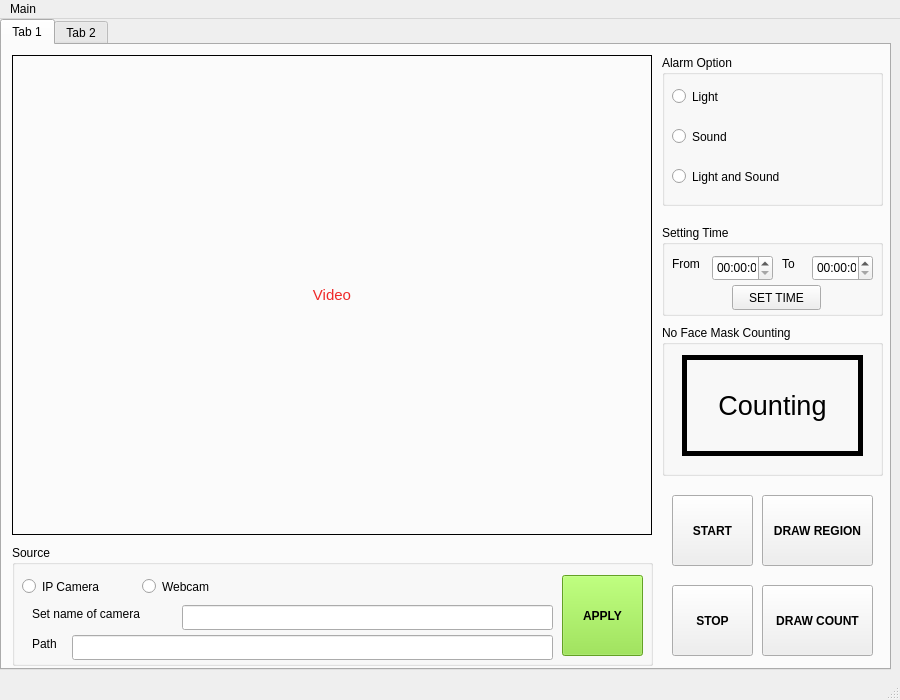
First picture: the form in design/log_test_2.ui, repository MinhDung0803/face_mask_reg_gui, before the edit.
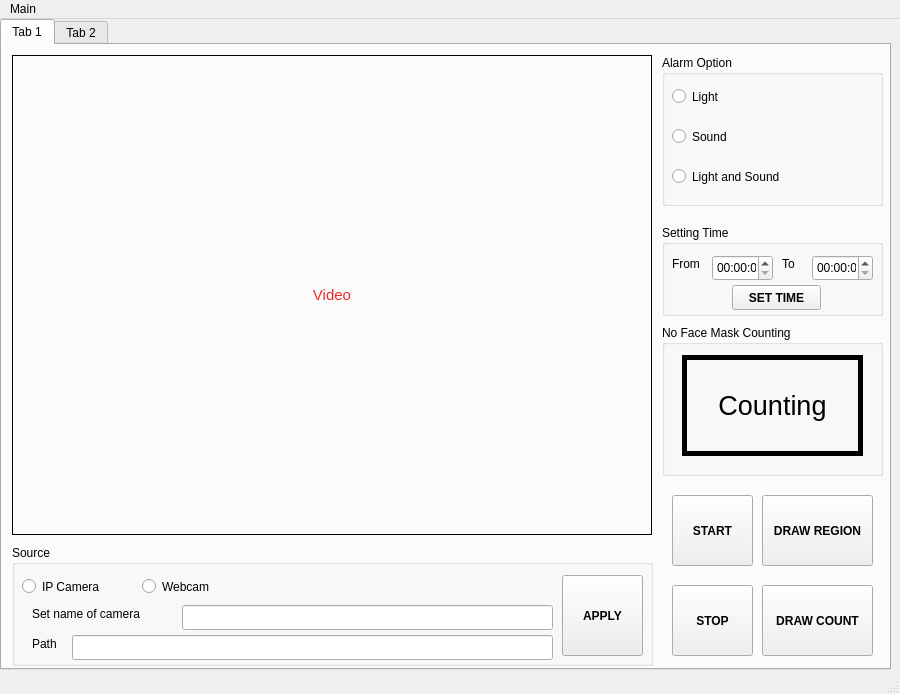
Second picture: the form after the edit. The open tabs and pages were chosen to show the change.

Diff of the .ui file:
```diff
--- a/design/log_test_2.ui
+++ b/design/log_test_2.ui
@@ -7,7 +7,7 @@
     <x>0</x>
     <y>0</y>
     <width>900</width>
-    <height>700</height>
+    <height>694</height>
    </rect>
   </property>
   <property name="windowTitle">
@@ -161,45 +161,45 @@
           <colorrole role="Button">
            <brush brushstyle="SolidPattern">
             <color alpha="255">
-             <red>138</red>
-             <green>226</green>
-             <blue>52</blue>
+             <red>238</red>
+             <green>238</green>
+             <blue>236</blue>
             </color>
            </brush>
           </colorrole>
           <colorrole role="Light">
            <brush brushstyle="SolidPattern">
             <color alpha="255">
-             <red>198</red>
+             <red>255</red>
              <green>255</green>
-             <blue>143</blue>
+             <blue>255</blue>
             </color>
            </brush>
           </colorrole>
           <colorrole role="Midlight">
            <brush brushstyle="SolidPattern">
             <color alpha="255">
-             <red>168</red>
-             <green>240</green>
-             <blue>97</blue>
+             <red>246</red>
+             <green>246</green>
+             <blue>245</blue>
             </color>
            </brush>
           </colorrole>
           <colorrole role="Dark">
            <brush brushstyle="SolidPattern">
             <color alpha="255">
-             <red>69</red>
-             <green>113</green>
-             <blue>26</blue>
+             <red>119</red>
+             <green>119</green>
+             <blue>118</blue>
             </color>
            </brush>
           </colorrole>
           <colorrole role="Mid">
            <brush brushstyle="SolidPattern">
             <color alpha="255">
-             <red>92</red>
-             <green>151</green>
-             <blue>34</blue>
+             <red>159</red>
+             <green>159</green>
+             <blue>157</blue>
             </color>
            </brush>
           </colorrole>
@@ -242,9 +242,9 @@
           <colorrole role="Window">
            <brush brushstyle="SolidPattern">
             <color alpha="255">
-             <red>138</red>
-             <green>226</green>
-             <blue>52</blue>
+             <red>238</red>
+             <green>238</green>
+             <blue>236</blue>
             </color>
            </brush>
           </colorrole>
@@ -260,9 +260,9 @@
           <colorrole role="AlternateBase">
            <brush brushstyle="SolidPattern">
             <color alpha="255">
-             <red>196</red>
-             <green>240</green>
-             <blue>153</blue>
+             <red>246</red>
+             <green>246</green>
+             <blue>245</blue>
             </color>
            </brush>
           </colorrole>
@@ -307,45 +307,45 @@
           <colorrole role="Button">
            <brush brushstyle="SolidPattern">
             <color alpha="255">
-             <red>138</red>
-             <green>226</green>
-             <blue>52</blue>
+             <red>238</red>
+             <green>238</green>
+             <blue>236</blue>
             </color>
            </brush>
           </colorrole>
           <colorrole role="Light">
            <brush brushstyle="SolidPattern">
             <color alpha="255">
-             <red>198</red>
+             <red>255</red>
              <green>255</green>
-             <blue>143</blue>
+             <blue>255</blue>
             </color>
            </brush>
           </colorrole>
           <colorrole role="Midlight">
            <brush brushstyle="SolidPattern">
             <color alpha="255">
-             <red>168</red>
-             <green>240</green>
-             <blue>97</blue>
+             <red>246</red>
+             <green>246</green>
+             <blue>245</blue>
             </color>
            </brush>
           </colorrole>
           <colorrole role="Dark">
            <brush brushstyle="SolidPattern">
             <color alpha="255">
-             <red>69</red>
-             <green>113</green>
-             <blue>26</blue>
+             <red>119</red>
+             <green>119</green>
+             <blue>118</blue>
             </color>
            </brush>
           </colorrole>
           <colorrole role="Mid">
            <brush brushstyle="SolidPattern">
             <color alpha="255">
-             <red>92</red>
-             <green>151</green>
-             <blue>34</blue>
+             <red>159</red>
+             <green>159</green>
+             <blue>157</blue>
             </color>
            </brush>
           </colorrole>
@@ -388,9 +388,9 @@
           <colorrole role="Window">
            <brush brushstyle="SolidPattern">
             <color alpha="255">
-             <red>138</red>
-             <green>226</green>
-             <blue>52</blue>
+             <red>238</red>
+             <green>238</green>
+             <blue>236</blue>
             </color>
            </brush>
           </colorrole>
@@ -406,9 +406,9 @@
           <colorrole role="AlternateBase">
            <brush brushstyle="SolidPattern">
             <color alpha="255">
-             <red>196</red>
-             <green>240</green>
-             <blue>153</blue>
+             <red>246</red>
+             <green>246</green>
+             <blue>245</blue>
             </color>
            </brush>
           </colorrole>
@@ -444,63 +444,63 @@
           <colorrole role="WindowText">
            <brush brushstyle="SolidPattern">
             <color alpha="255">
-             <red>69</red>
-             <green>113</green>
-             <blue>26</blue>
+             <red>119</red>
+             <green>119</green>
+             <blue>118</blue>
             </color>
            </brush>
           </colorrole>
           <colorrole role="Button">
            <brush brushstyle="SolidPattern">
             <color alpha="255">
-             <red>138</red>
-             <green>226</green>
-             <blue>52</blue>
+             <red>238</red>
+             <green>238</green>
+             <blue>236</blue>
             </color>
            </brush>
           </colorrole>
           <colorrole role="Light">
            <brush brushstyle="SolidPattern">
             <color alpha="255">
-             <red>198</red>
+             <red>255</red>
              <green>255</green>
-             <blue>143</blue>
+             <blue>255</blue>
             </color>
            </brush>
           </colorrole>
           <colorrole role="Midlight">
            <brush brushstyle="SolidPattern">
             <color alpha="255">
-             <red>168</red>
-             <green>240</green>
-             <blue>97</blue>
+             <red>246</red>
+             <green>246</green>
+             <blue>245</blue>
             </color>
            </brush>
           </colorrole>
           <colorrole role="Dark">
            <brush brushstyle="SolidPattern">
             <color alpha="255">
-             <red>69</red>
-             <green>113</green>
-             <blue>26</blue>
+             <red>119</red>
+             <green>119</green>
+             <blue>118</blue>
             </color>
            </brush>
           </colorrole>
           <colorrole role="Mid">
            <brush brushstyle="SolidPattern">
             <color alpha="255">
-             <red>92</red>
-             <green>151</green>
-             <blue>34</blue>
+             <red>159</red>
+             <green>159</green>
+             <blue>157</blue>
             </color>
            </brush>
           </colorrole>
           <colorrole role="Text">
            <brush brushstyle="SolidPattern">
             <color alpha="255">
-             <red>69</red>
-             <green>113</green>
-             <blue>26</blue>
+             <red>119</red>
+             <green>119</green>
+             <blue>118</blue>
             </color>
            </brush>
           </colorrole>
@@ -516,27 +516,27 @@
           <colorrole role="ButtonText">
            <brush brushstyle="SolidPattern">
             <color alpha="255">
-             <red>69</red>
-             <green>113</green>
-             <blue>26</blue>
+             <red>119</red>
+             <green>119</green>
+             <blue>118</blue>
             </color>
            </brush>
           </colorrole>
           <colorrole role="Base">
            <brush brushstyle="SolidPattern">
             <color alpha="255">
-             <red>138</red>
-             <green>226</green>
-             <blue>52</blue>
+             <red>238</red>
+             <green>238</green>
+             <blue>236</blue>
             </color>
            </brush>
           </colorrole>
           <colorrole role="Window">
            <brush brushstyle="SolidPattern">
             <color alpha="255">
-             <red>138</red>
-             <green>226</green>
-             <blue>52</blue>
+             <red>238</red>
+             <green>238</green>
+             <blue>236</blue>
             </color>
            </brush>
           </colorrole>
@@ -552,9 +552,9 @@
           <colorrole role="AlternateBase">
            <brush brushstyle="SolidPattern">
             <color alpha="255">
-             <red>138</red>
-             <green>226</green>
-             <blue>52</blue>
+             <red>238</red>
+             <green>238</green>
+             <blue>236</blue>
             </color>
            </brush>
           </colorrole>
@@ -740,6 +740,12 @@
          <height>25</height>
         </rect>
        </property>
+       <property name="font">
+        <font>
+         <weight>75</weight>
+         <bold>true</bold>
+        </font>
+       </property>
        <property name="text">
         <string>SET TIME</string>
        </property>
```
Left out of the diff: 38 changed lines with no effect on the pictures.
